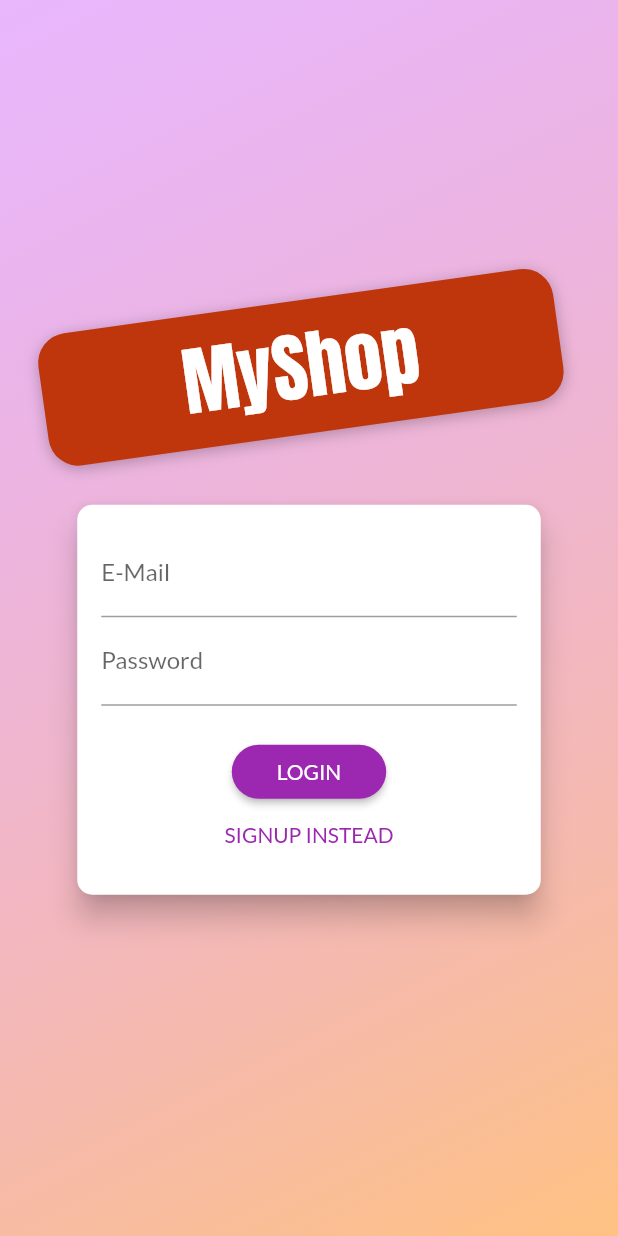
After one commit to AdriaenXO/FlutterShop, a Flutter app: the AuthScreen screen opened directly, on a phone screen of 412 x 824 dp. The commit adds this screen. Run offline on Flutter 3.47's test engine with Material 2 defaults, Android fonts, the phone set to English and light mode, and no system bars; network calls fail.

Commit message:
pre-auth

```diff
--- /dev/null
+++ b/lib/models/http_exception.dart
@@ -0,0 +1,9 @@
+class HttpException implements Exception {
+  final String message;
+  HttpException(this.message);
+
+  @override
+  String toString() {
+    return message;
+  }
+}
--- a/lib/providers/products.dart
+++ b/lib/providers/products.dart
@@ -1,56 +1,100 @@
+import 'dart:convert';
 import 'package:flutter/material.dart';
+import 'package:http/http.dart' as http;
+import 'package:shop/models/http_exception.dart';
 import 'package:shop/providers/product.dart';
 
 class Products with ChangeNotifier {
   List<Product> _items = [
-    Product(
-      id: 'p1',
-      title: 'Red Shirt',
-      description: 'A red shirt - it is pretty red!',
-      price: 29.99,
-      imageUrl:
-          'https://cdn.pixabay.com/photo/2016/10/02/22/17/red-t-shirt-1710578_1280.jpg',
-    ),
-    Product(
-      id: 'p2',
-      title: 'Trousers',
-      description: 'A nice pair of trousers.',
-      price: 59.99,
-      imageUrl:
-          'https://upload.wikimedia.org/wikipedia/commons/thumb/e/e8/Trousers%2C_dress_%28AM_1960.022-8%29.jpg/512px-Trousers%2C_dress_%28AM_1960.022-8%29.jpg',
-    ),
-    Product(
-      id: 'p3',
-      title: 'Yellow Scarf',
-      description: 'Warm and cozy - exactly what you need for the winter.',
-      price: 19.99,
-      imageUrl:
-          'https://live.staticflickr.com/4043/4438260868_cc79b3369d_z.jpg',
-    ),
-    Product(
-      id: 'p4',
-      title: 'A Pan',
-      description: 'Prepare any meal you want.',
-      price: 49.99,
-      imageUrl:
-          'https://upload.wikimedia.org/wikipedia/commons/thumb/1/14/Cast-Iron-Pan.jpg/1024px-Cast-Iron-Pan.jpg',
-    ),
+    // Product(
+    //   id: 'p1',
+    //   title: 'Red Shirt',
+    //   description: 'A red shirt - it is pretty red!',
+    //   price: 29.99,
+    //   imageUrl:
+    //       'https://cdn.pixabay.com/photo/2016/10/02/22/17/red-t-shirt-1710578_1280.jpg',
+    // ),
+    // Product(
+    //   id: 'p2',
+    //   title: 'Trousers',
+    //   description: 'A nice pair of trousers.',
+    //   price: 59.99,
+    //   imageUrl:
+    //       'https://upload.wikimedia.org/wikipedia/commons/thumb/e/e8/Trousers%2C_dress_%28AM_1960.022-8%29.jpg/512px-Trousers%2C_dress_%28AM_1960.022-8%29.jpg',
+    // ),
+    // Product(
+    //   id: 'p3',
+    //   title: 'Yellow Scarf',
+    //   description: 'Warm and cozy - exactly what you need for the winter.',
+    //   price: 19.99,
+    //   imageUrl:
+    //       'https://live.staticflickr.com/4043/4438260868_cc79b3369d_z.jpg',
+    // ),
+    // Product(
+    //   id: 'p4',
+    //   title: 'A Pan',
+    //   description: 'Prepare any meal you want.',
+    //   price: 49.99,
+    //   imageUrl:
+    //       'https://upload.wikimedia.org/wikipedia/commons/thumb/1/14/Cast-Iron-Pan.jpg/1024px-Cast-Iron-Pan.jpg',
+    // ),
   ];
 
   List<Product> get items {
     return [..._items];
   }
 
-  void addProduct(Product product) {
+  Future<void> fetchProducts() async {
+    const url = 'https://flutter-one-6545c.firebaseio.com/products.json';
+    try {
+      var response = await http.get(url);
+      var data = json.decode(response.body) as Map<String, dynamic>;
+      List<Product> _tempItems = [];
+      data.forEach(
+        (prodId, prodData) {
+          _tempItems.add(
+            Product(
+              id: prodId,
+              title: prodData['title'],
+              description: prodData['description'],
+              price: prodData['price'],
+              imageUrl: prodData['imageUrl'],
+              isFavorite: prodData['isFavorite'],
+            ),
+          );
+        },
+      );
+      _items = _tempItems;
+      notifyListeners();
+    } catch (error) {
+      print(error.toString());
+    }
+  }
+
+  Future<void> addProduct(Product product) async {
+    const url = 'https://flutter-one-6545c.firebaseio.com/products.json';
+    final response = await http.post(
+      url,
+      body: json.encode(
+        {
+          'title': product.title,
+          'description': product.description,
+          'imageUrl': product.imageUrl,
+          'price': product.price,
+          'isFavorite': product.isFavorite,
+        },
+      ),
+    );
     _items.add(
       Product(
-        id: DateTime.now().toString(),
+        id: json.decode(response.body)['name'],
         title: product.title,
         description: product.description,
         price: product.price,
         imageUrl: product.imageUrl,
       ),
     );
+
     notifyListeners();
   }
 
@@ -62,14 +106,40 @@ class Products with ChangeNotifier {
     return _items.where((element) => element.isFavorite).toList();
   }
 
-  void updateProduct(Product newProduct) {
+  Future<void> updateProduct(Product newProduct) async {
     var index = _items.indexWhere((element) => element.id == newProduct.id);
-    if (index >= 0) _items[index] = newProduct;
+    if (index >= 0) {
+      final url =
+          'https://flutter-one-6545c.firebaseio.com/products/${newProduct.id}.json';
+      await http.patch(
+        url,
+        body: json.encode(
+          {
+            'title': newProduct.title,
+            'description': newProduct.description,
+            'imageUrl': newProduct.imageUrl,
+            'price': newProduct.price,
+          },
+        ),
+      );
+      _items[index] = newProduct;
+    }
     notifyListeners();
   }
 
-  void deleteProduct(String id) {
-    _items.removeWhere((element) => element.id == id);
+  Future<void> deleteProduct(String id) async {
+    final url = 'https://flutter-one-6545c.firebaseio.com/products/${id}.json';
+    final index = _items.indexWhere((element) => element.id == id);
+    var existingProduct = _items[index];
+    _items.removeAt(index);
     notifyListeners();
+    var response = await http.delete(url);
+    if (response.statusCode >= 400) {
+      print(response.statusCode);
+      _items.insert(index, existingProduct);
+      notifyListeners();
+      throw HttpException(response.statusCode.toString());
+    }
+    existingProduct = null;
   }
 }
--- /dev/null
+++ b/lib/screens/authentication_screen.dart
@@ -0,0 +1,224 @@
+import 'dart:math';
+
+import 'package:flutter/material.dart';
+
+enum AuthMode { Signup, Login }
+
+class AuthScreen extends StatelessWidget {
+  static const routeName = '/auth';
+
+  @override
+  Widget build(BuildContext context) {
+    final deviceSize = MediaQuery.of(context).size;
+    // final transformConfig = Matrix4.rotationZ(-8 * pi / 180);
+    // transformConfig.translate(-10.0);
+    return Scaffold(
+      // resizeToAvoidBottomInset: false,
+      body: Stack(
+        children: <Widget>[
+          Container(
+            decoration: BoxDecoration(
+              gradient: LinearGradient(
+                colors: [
+                  Color.fromRGBO(215, 117, 255, 1).withOpacity(0.5),
+                  Color.fromRGBO(255, 188, 117, 1).withOpacity(0.9),
+                ],
+                begin: Alignment.topLeft,
+                end: Alignment.bottomRight,
+                stops: [0, 1],
+              ),
+            ),
+          ),
+          SingleChildScrollView(
+            child: Container(
+              height: deviceSize.height,
+              width: deviceSize.width,
+              child: Column(
+                mainAxisAlignment: MainAxisAlignment.center,
+                crossAxisAlignment: CrossAxisAlignment.center,
+                children: <Widget>[
+                  Flexible(
+                    child: Container(
+                      margin: EdgeInsets.only(bottom: 20.0),
+                      padding:
+                          EdgeInsets.symmetric(vertical: 8.0, horizontal: 94.0),
+                      transform: Matrix4.rotationZ(-8 * pi / 180)
+                        ..translate(-10.0),
+                      // ..translate(-10.0),
+                      decoration: BoxDecoration(
+                        borderRadius: BorderRadius.circular(20),
+                        color: Colors.deepOrange.shade900,
+                        boxShadow: [
+                          BoxShadow(
+                            blurRadius: 8,
+                            color: Colors.black26,
+                            offset: Offset(0, 2),
+                          )
+                        ],
+                      ),
+                      child: Text(
+                        'MyShop',
+                        style: TextStyle(
+                          color: Theme.of(context).accentTextTheme.title.color,
+                          fontSize: 50,
+                          fontFamily: 'Anton',
+                          fontWeight: FontWeight.normal,
+                        ),
+                      ),
+                    ),
+                  ),
+                  Flexible(
+                    flex: deviceSize.width > 600 ? 2 : 1,
+                    child: AuthCard(),
+                  ),
+                ],
+              ),
+            ),
+          ),
+        ],
+      ),
+    );
+  }
+}
+
+class AuthCard extends StatefulWidget {
+  const AuthCard({
+    Key key,
+  }) : super(key: key);
+
+  @override
+  _AuthCardState createState() => _AuthCardState();
+}
+
+class _AuthCardState extends State<AuthCard> {
+  final GlobalKey<FormState> _formKey = GlobalKey();
+  AuthMode _authMode = AuthMode.Login;
+  Map<String, String> _authData = {
+    'email': '',
+    'password': '',
+  };
+  var _isLoading = false;
+  final _passwordController = TextEditingController();
+
+  void _submit() {
+    if (!_formKey.currentState.validate()) {
+      // Invalid!
+      return;
+    }
+    _formKey.currentState.save();
+    setState(() {
+      _isLoading = true;
+    });
+    if (_authMode == AuthMode.Login) {
+      // Log user in
+    } else {
+      // Sign user up
+    }
+    setState(() {
+      _isLoading = false;
+    });
+  }
+
+  void _switchAuthMode() {
+    if (_authMode == AuthMode.Login) {
+      setState(() {
+        _authMode = AuthMode.Signup;
+      });
+    } else {
+      setState(() {
+        _authMode = AuthMode.Login;
+      });
+    }
+  }
+
+  @override
+  Widget build(BuildContext context) {
+    final deviceSize = MediaQuery.of(context).size;
+    return Card(
+      shape: RoundedRectangleBorder(
+        borderRadius: BorderRadius.circular(10.0),
+      ),
+      elevation: 8.0,
+      child: Container(
+        height: _authMode == AuthMode.Signup ? 320 : 260,
+        constraints:
+            BoxConstraints(minHeight: _authMode == AuthMode.Signup ? 320 : 260),
+        width: deviceSize.width * 0.75,
+        padding: EdgeInsets.all(16.0),
+        child: Form(
+          key: _formKey,
+          child: SingleChildScrollView(
+            child: Column(
+              children: <Widget>[
+                TextFormField(
+                  decoration: InputDecoration(labelText: 'E-Mail'),
+                  keyboardType: TextInputType.emailAddress,
+                  validator: (value) {
+                    if (value.isEmpty || !value.contains('@')) {
+                      return 'Invalid email!';
+                    }
+                  },
+                  onSaved: (value) {
+                    _authData['email'] = value;
+                  },
+                ),
+                TextFormField(
+                  decoration: InputDecoration(labelText: 'Password'),
+                  obscureText: true,
+                  controller: _passwordController,
+                  validator: (value) {
+                    if (value.isEmpty || value.length < 5) {
+                      return 'Password is too short!';
+                    }
+                  },
+                  onSaved: (value) {
+                    _authData['password'] = value;
+                  },
+                ),
+                if (_authMode == AuthMode.Signup)
+                  TextFormField(
+                    enabled: _authMode == AuthMode.Signup,
+                    decoration: InputDecoration(labelText: 'Confirm Password'),
+                    obscureText: true,
+                    validator: _authMode == AuthMode.Signup
+                        ? (value) {
+                            if (value != _passwordController.text) {
+                              return 'Passwords do not match!';
+                            }
+                          }
+                        : null,
+                  ),
+                SizedBox(
+                  height: 20,
+                ),
+                if (_isLoading)
+                  CircularProgressIndicator()
+                else
+                  RaisedButton(
+                    child:
+                        Text(_authMode == AuthMode.Login ? 'LOGIN' : 'SIGN UP'),
+                    onPressed: _submit,
+                    shape: RoundedRectangleBorder(
+                      borderRadius: BorderRadius.circular(30),
+                    ),
+                    padding:
+                        EdgeInsets.symmetric(horizontal: 30.0, vertical: 8.0),
+                    color: Theme.of(context).primaryColor,
+                    textColor: Theme.of(context).primaryTextTheme.button.color,
+                  ),
+                FlatButton(
+                  child: Text(
+                      '${_authMode == AuthMode.Login ? 'SIGNUP' : 'LOGIN'} INSTEAD'),
+                  onPressed: _switchAuthMode,
+                  padding: EdgeInsets.symmetric(horizontal: 30.0, vertical: 4),
+                  materialTapTargetSize: MaterialTapTargetSize.shrinkWrap,
+                  textColor: Theme.of(context).primaryColor,
+                ),
+              ],
+            ),
+          ),
+        ),
+      ),
+    );
+  }
+}
--- a/lib/screens/products_screen.dart
+++ b/lib/screens/products_screen.dart
@@ -21,7 +21,10 @@ class ProductsScreen extends StatelessWidget {
         ],
       ),
       drawer: AppDrawer(),
-      body: Padding(
+      body: RefreshIndicator(
+        onRefresh: () =>
+            Provider.of<Products>(context, listen: false).fetchProducts(),
+        child: Padding(
           padding: const EdgeInsets.all(8),
           child: Consumer<Products>(
             builder: (ctx, products, child) => ListView.builder(
@@ -37,6 +40,7 @@ class ProductsScreen extends StatelessWidget {
             ),
           ),
         ),
+      ),
     );
   }
 }
--- a/pubspec.yaml
+++ b/pubspec.yaml
@@ -25,7 +25,7 @@ dependencies:
     sdk: flutter
   provider: ^4.3.2+2
   intl: ^0.16.1
-
+  http: ^0.12.2
 
   # The following adds the Cupertino Icons font to your application.
   # Use with the CupertinoIcons class for iOS style icons.
```
Also changed, not shown: lib/providers/cart.dart (+15 -0 lines), lib/providers/orders.dart (+62 -3 lines), lib/providers/product.dart (+23 -1 lines), lib/screens/cart_screen.dart (+38 -18 lines), lib/screens/edit_product_screen.dart (+43 -9 lines), lib/screens/orders_screen.dart (+29 -5 lines), lib/screens/products_overview_screen.dart (+22 -1 lines), lib/widgets/product_list_item.dart (+15 -3 lines), pubspec.lock. Lines whose indentation alone changed are shown as unchanged.
